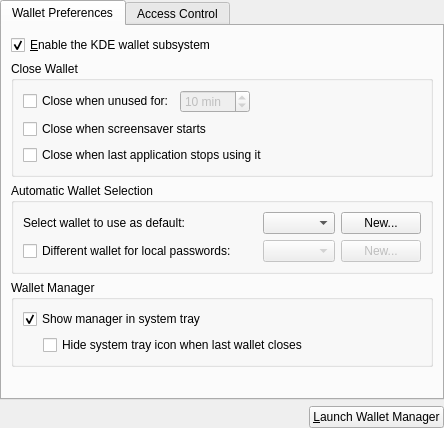
Qt form konfigurator/walletconfigwidget.ui (KDE/kwalletmanager) before a commit.
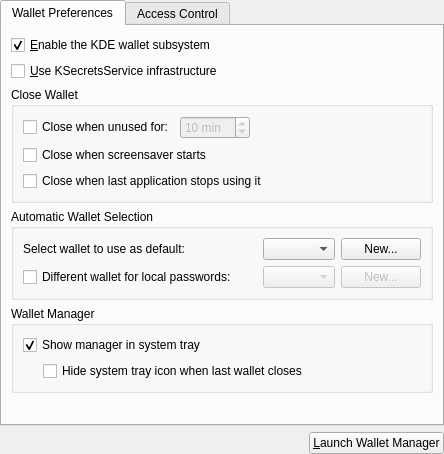
The same form after that commit.

Commit message:
Added the "use KSecretsService" check-box
Redone this change on the 4.7 branch after git move.
The previous change was not commited to SVN and I dumped it.

Patch:
```diff
--- a/konfigurator/walletconfigwidget.ui
+++ b/konfigurator/walletconfigwidget.ui
@@ -29,6 +29,16 @@
          </property>
         </widget>
        </item>
+       <item>
+        <widget class="QCheckBox" name="_useKSecretsService">
+         <property name="whatsThis">
+          <string>&lt;p&gt;The KSecretsService infrastructure will supersede the KWallet infrastructure, which will be disabled in the future. Please start using KSecretsService right away!&lt;/p&gt;</string>
+         </property>
+         <property name="text">
+          <string>&amp;Use KSecretsService infrastructure</string>
+         </property>
+        </widget>
+       </item>
        <item>
         <widget class="QGroupBox" name="groupBox2">
          <property name="whatsThis">
```
Left out of the diff: 20 changed lines with no effect on the pictures. The commit also changes 2 other files.
